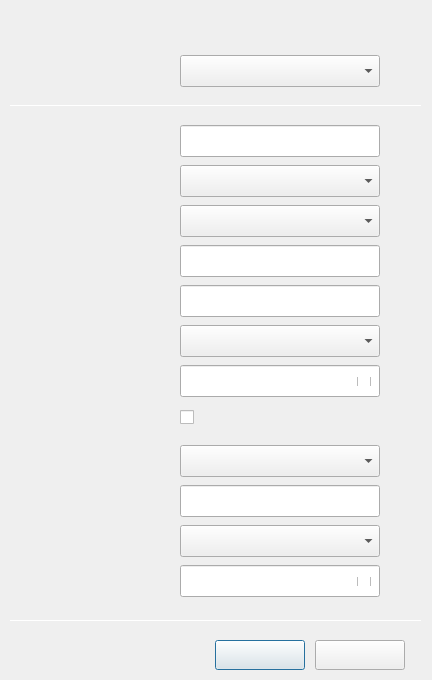
Above: wireless-security/dlgconnhidwifisectls.ui from ukui/kylin-nm before the change. Below: the same form after it.
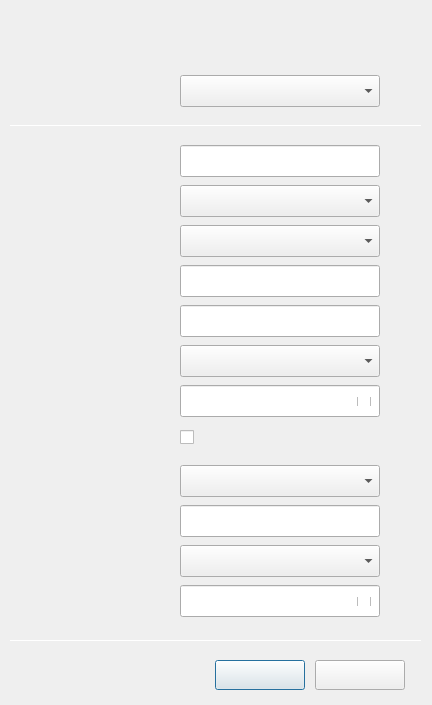
That is the form after the change.

```diff
--- a/wireless-security/dlgconnhidwifisectls.ui
+++ b/wireless-security/dlgconnhidwifisectls.ui
@@ -7,7 +7,7 @@
     <x>0</x>
     <y>0</y>
     <width>432</width>
-    <height>680</height>
+    <height>705</height>
    </rect>
   </property>
   <property name="windowTitle">
@@ -17,7 +17,7 @@
    <property name="geometry">
     <rect>
      <x>180</x>
-     <y>165</y>
+     <y>185</y>
      <width>200</width>
      <height>32</height>
     </rect>
@@ -35,7 +35,7 @@
    <property name="geometry">
     <rect>
      <x>180</x>
-     <y>125</y>
+     <y>145</y>
      <width>200</width>
      <height>32</height>
     </rect>
@@ -50,7 +50,7 @@
    <property name="geometry">
     <rect>
      <x>180</x>
-     <y>485</y>
+     <y>505</y>
      <width>200</width>
      <height>32</height>
     </rect>
@@ -68,7 +68,7 @@
    <property name="geometry">
     <rect>
      <x>180</x>
-     <y>365</y>
+     <y>385</y>
      <width>200</width>
      <height>32</height>
     </rect>
@@ -86,7 +86,7 @@
    <property name="geometry">
     <rect>
      <x>357</x>
-     <y>377</y>
+     <y>397</y>
      <width>18</width>
      <height>9</height>
     </rect>
@@ -104,7 +104,7 @@
    <property name="geometry">
     <rect>
      <x>76</x>
-     <y>60</y>
+     <y>80</y>
      <width>90</width>
      <height>20</height>
     </rect>
@@ -122,7 +122,7 @@
    <property name="geometry">
     <rect>
      <x>76</x>
-     <y>130</y>
+     <y>150</y>
      <width>90</width>
      <height>20</height>
     </rect>
@@ -140,7 +140,7 @@
    <property name="geometry">
     <rect>
      <x>76</x>
-     <y>290</y>
+     <y>310</y>
      <width>90</width>
      <height>20</height>
     </rect>
@@ -158,7 +158,7 @@
    <property name="geometry">
     <rect>
      <x>76</x>
-     <y>330</y>
+     <y>350</y>
      <width>90</width>
      <height>20</height>
     </rect>
@@ -176,7 +176,7 @@
    <property name="geometry">
     <rect>
      <x>180</x>
-     <y>445</y>
+     <y>465</y>
      <width>200</width>
      <height>32</height>
     </rect>
@@ -194,7 +194,7 @@
    <property name="geometry">
     <rect>
      <x>76</x>
-     <y>250</y>
+     <y>270</y>
      <width>90</width>
      <height>20</height>
     </rect>
@@ -212,7 +212,7 @@
    <property name="geometry">
     <rect>
      <x>76</x>
-     <y>490</y>
+     <y>510</y>
      <width>90</width>
      <height>20</height>
     </rect>
@@ -230,7 +230,7 @@
    <property name="geometry">
     <rect>
      <x>215</x>
-     <y>640</y>
+     <y>660</y>
      <width>90</width>
      <height>30</height>
     </rect>
@@ -248,7 +248,7 @@
    <property name="geometry">
     <rect>
      <x>76</x>
-     <y>570</y>
+     <y>590</y>
      <width>90</width>
      <height>20</height>
     </rect>
@@ -266,7 +266,7 @@
    <property name="geometry">
     <rect>
      <x>180</x>
-     <y>325</y>
+     <y>345</y>
      <width>200</width>
      <height>32</height>
     </rect>
@@ -284,7 +284,7 @@
    <property name="geometry">
     <rect>
      <x>76</x>
-     <y>530</y>
+     <y>550</y>
      <width>90</width>
      <height>20</height>
     </rect>
@@ -302,7 +302,7 @@
    <property name="geometry">
     <rect>
      <x>76</x>
-     <y>370</y>
+     <y>390</y>
      <width>90</width>
      <height>20</height>
     </rect>
@@ -320,7 +320,7 @@
    <property name="geometry">
     <rect>
      <x>180</x>
-     <y>285</y>
+     <y>305</y>
      <width>200</width>
      <height>32</height>
     </rect>
@@ -335,7 +335,7 @@
    <property name="geometry">
     <rect>
      <x>357</x>
-     <y>577</y>
+     <y>597</y>
      <width>18</width>
      <height>9</height>
     </rect>
@@ -353,7 +353,7 @@
    <property name="geometry">
     <rect>
      <x>180</x>
-     <y>245</y>
+     <y>265</y>
      <width>200</width>
      <height>32</height>
     </rect>
@@ -368,7 +368,7 @@
    <property name="geometry">
     <rect>
      <x>180</x>
-     <y>565</y>
+     <y>585</y>
      <width>200</width>
      <height>32</height>
     </rect>
@@ -386,7 +386,7 @@
    <property name="geometry">
     <rect>
      <x>76</x>
-     <y>450</y>
+     <y>470</y>
      <width>90</width>
      <height>20</height>
     </rect>
@@ -404,7 +404,7 @@
    <property name="geometry">
     <rect>
      <x>76</x>
-     <y>210</y>
+     <y>230</y>
      <width>90</width>
      <height>20</height>
     </rect>
@@ -422,7 +422,7 @@
    <property name="geometry">
     <rect>
      <x>180</x>
-     <y>205</y>
+     <y>225</y>
      <width>200</width>
      <height>32</height>
     </rect>
@@ -440,7 +440,7 @@
    <property name="geometry">
     <rect>
      <x>315</x>
-     <y>640</y>
+     <y>660</y>
      <width>90</width>
      <height>30</height>
     </rect>
@@ -458,7 +458,7 @@
    <property name="geometry">
     <rect>
      <x>180</x>
-     <y>405</y>
+     <y>425</y>
      <width>200</width>
      <height>25</height>
     </rect>
@@ -476,7 +476,7 @@
    <property name="geometry">
     <rect>
      <x>180</x>
-     <y>55</y>
+     <y>75</y>
      <width>200</width>
      <height>32</height>
     </rect>
@@ -494,7 +494,7 @@
    <property name="geometry">
     <rect>
      <x>180</x>
-     <y>525</y>
+     <y>545</y>
      <width>200</width>
      <height>32</height>
     </rect>
@@ -512,7 +512,7 @@
    <property name="geometry">
     <rect>
      <x>76</x>
-     <y>170</y>
+     <y>190</y>
      <width>90</width>
      <height>20</height>
     </rect>
@@ -532,7 +532,7 @@
      <x>0</x>
      <y>0</y>
      <width>432</width>
-     <height>680</height>
+     <height>705</height>
     </rect>
    </property>
    <property name="text">
@@ -543,7 +543,7 @@
    <property name="geometry">
     <rect>
      <x>30</x>
-     <y>15</y>
+     <y>30</y>
      <width>140</width>
      <height>22</height>
     </rect>
@@ -556,7 +556,7 @@
    <property name="geometry">
     <rect>
      <x>10</x>
-     <y>105</y>
+     <y>125</y>
      <width>412</width>
      <height>1</height>
     </rect>
@@ -569,7 +569,7 @@
    <property name="geometry">
     <rect>
      <x>10</x>
-     <y>620</y>
+     <y>640</y>
      <width>412</width>
      <height>1</height>
     </rect>
```
